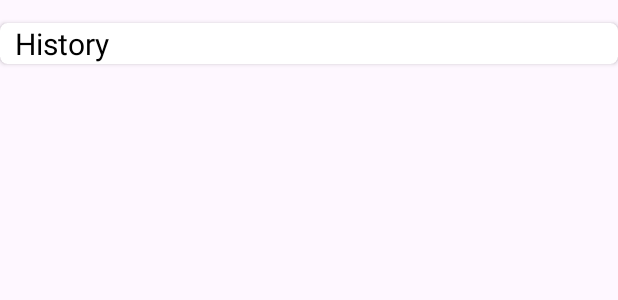
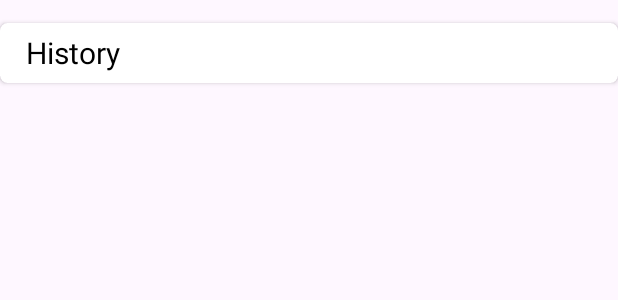
Before and after one commit to Subodh-DC/Ein, an Android app: the layout design_question.xml on its own in the app's theme, with its tools: preview values and no code run, on a phone screen of 412 x 824 dp. Shown: the top 300 px of the screen. Run offline under Robolectric (Android 15) with nearby library versions, the phone set to English and light mode, and no system bars.

Commit message:
question cardview error fixed

```diff
--- a/app/src/main/res/layout/design.xml
+++ b/app/src/main/res/layout/design.xml
@@ -25,7 +25,7 @@
                 <ImageView
                     android:id="@+id/catimage"
                     android:layout_width="match_parent"
-                    android:layout_height="170dp"
+                    android:layout_height="180dp"
                     android:scaleType="centerCrop"
                     android:src="@drawable/rajpal"
                     app:layout_constraintEnd_toEndOf="parent"
--- a/app/src/main/res/layout/design_question.xml
+++ b/app/src/main/res/layout/design_question.xml
@@ -1,23 +1,21 @@
 <?xml version="1.0" encoding="utf-8"?>
-<LinearLayout
+<RelativeLayout
+    xmlns:android="http://schemas.android.com/apk/res/android"
+    xmlns:app="http://schemas.android.com/apk/res-auto"
     android:id="@+id/design_layout_question"
-    android:orientation="vertical"
-    xmlns:android="http://schemas.android.com/apk/res/android"
     android:layout_width="match_parent"
-    android:layout_height="match_parent"
-    xmlns:app="http://schemas.android.com/apk/res-auto">
+    android:layout_height="match_parent">
 
     <androidx.cardview.widget.CardView
         android:layout_marginTop="15dp"
         android:elevation="10dp"
         app:cardCornerRadius="5dp"
-        app:layout_constraintStart_toStartOf="parent"
-        app:layout_constraintEnd_toEndOf="parent"
-        app:layout_constraintTop_toTopOf="parent"
         android:layout_width="match_parent"
-        android:layout_height="wrap_content">
+        android:layout_height="40dp">
 
         <TextView
+            android:paddingHorizontal="7dp"
+            android:layout_gravity="center_vertical"
             android:layout_marginStart="10dp"
             android:id="@+id/questiontext"
             android:textColor="@color/black"
@@ -27,4 +25,4 @@
             android:textSize="20sp" />
     </androidx.cardview.widget.CardView>
 
-</LinearLayout>
+</RelativeLayout>
```
